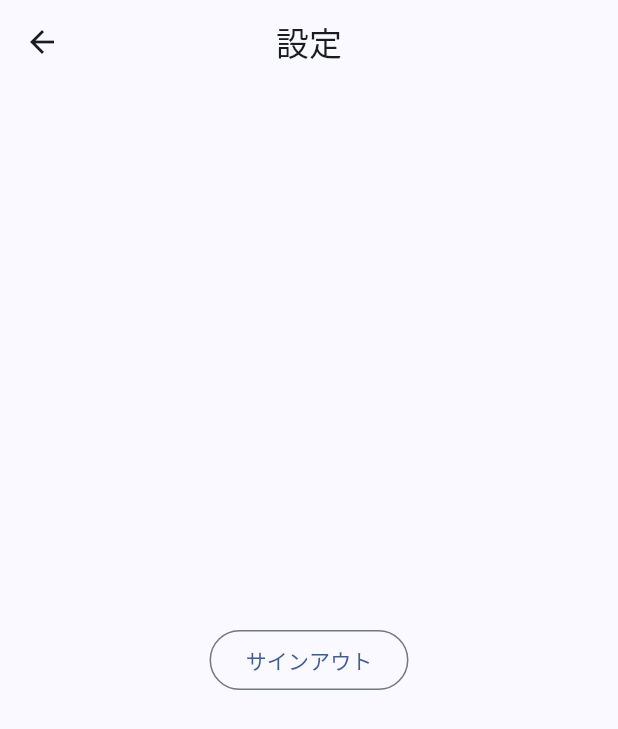
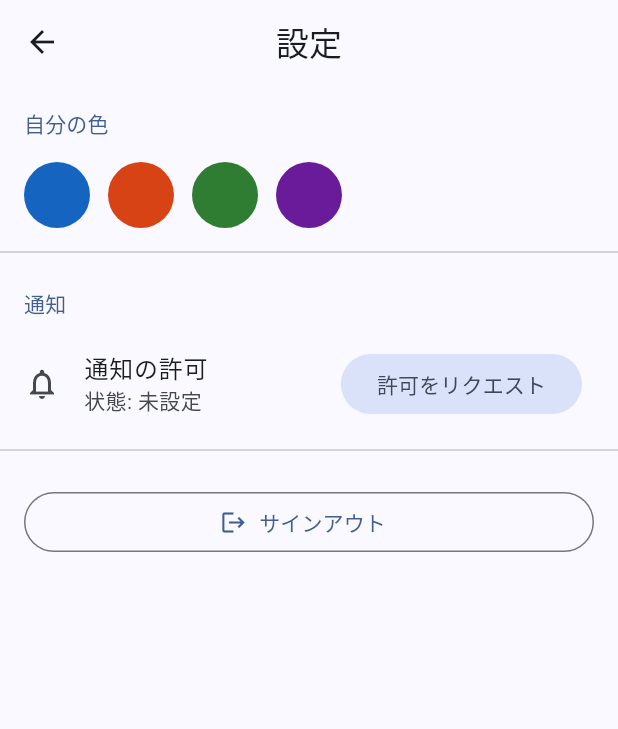
Before and after one commit to Yokochi513/KanSuke, a Flutter app: the SettingsScreen screen opened by its route, on a phone screen of 412 x 824 dp. Shown: the top 729 px of the screen. Run offline on Flutter 3.47's test engine with Material 3 defaults, Android fonts, the phone set to English and light mode, and no system bars; our stand-ins replace cloud_firestore, firebase_auth, firebase_core, flutter_riverpod, google_sign_in, sign_in_with_apple and 1 more; accounts and stored records are empty.

Commit message:
feat: 設定画面を実装 (#12)
自分の識別色の変更、通知許可の状態表示・要求導線、サインアウトを提供する
（FR-2 / FR-5 / NFR-4、基本設計 §6.1・§2.2）。

- 自分の users/{uid}.color をパレットから変更（本人のみ更新可）
- UserRepository.updateColor / currentUserProvider を追加
- 通知許可の状態表示と要求導線。実 FCM 連携は差し替え可能な
  NotificationPermissionGateway で抽象化し、本Issueはスタブ（実装は #13）
- サインアウト
- Color↔#RRGGBB 変換ユーティリティ hexFromColor を追加

Co-Authored-By: Claude Opus 4.8 <noreply@anthropic.com>

```diff
--- a/lib/features/settings/presentation/settings_screen.dart
+++ b/lib/features/settings/presentation/settings_screen.dart
@@ -1,8 +1,15 @@
 import 'package:flutter/material.dart';
 import 'package:flutter_riverpod/flutter_riverpod.dart';
 
+import '../../../app/theme.dart';
+import '../../../core/color_utils.dart';
 import '../../auth/application/auth_state.dart';
+import '../../users/application/user_providers.dart';
+import '../application/notification_permission.dart';
 
+/// 設定画面（FR-2 / FR-5 / NFR-4、基本設計 §6.1・§2.2）。
+///
+/// 自分の識別色の変更、通知許可の状態表示・要求導線、サインアウトを提供する。
 class SettingsScreen extends ConsumerWidget {
   const SettingsScreen({super.key});
 
@@ -10,15 +17,152 @@ class SettingsScreen extends ConsumerWidget {
   Widget build(BuildContext context, WidgetRef ref) {
     return Scaffold(
       appBar: AppBar(title: const Text('設定')),
-      body: Center(
-        child: OutlinedButton(
-          onPressed: () async {
-            Navigator.popUntil(context, (route) => route.isFirst);
-            await ref.read(authActionControllerProvider.notifier).signOut();
-          },
-          child: const Text('サインアウト'),
+      body: ListView(
+        children: const [
+          _SectionHeader('自分の色'),
+          _ColorSection(),
+          Divider(),
+          _SectionHeader('通知'),
+          _NotificationSection(),
+          Divider(),
+          _SignOutSection(),
+        ],
+      ),
+    );
+  }
+}
+
+class _SectionHeader extends StatelessWidget {
+  const _SectionHeader(this.title);
+
+  final String title;
+
+  @override
+  Widget build(BuildContext context) {
+    return Padding(
+      padding: const EdgeInsets.fromLTRB(16, 16, 16, 8),
+      child: Text(
+        title,
+        style: Theme.of(context).textTheme.titleSmall?.copyWith(
+          color: Theme.of(context).colorScheme.primary,
         ),
       ),
     );
   }
 }
+
+/// 自分の識別色を選ぶ（本人のみ更新可、FR-2 / §2.2）。
+class _ColorSection extends ConsumerWidget {
+  const _ColorSection();
+
+  @override
+  Widget build(BuildContext context, WidgetRef ref) {
+    final uid = ref.watch(currentUidProvider);
+    final currentColorHex = ref.watch(currentUserProvider).asData?.value?.color;
+
+    return Padding(
+      padding: const EdgeInsets.symmetric(horizontal: 16, vertical: 8),
+      child: Wrap(
+        spacing: 12,
+        runSpacing: 12,
+        children: [
+          for (final color in MemberColors.palette)
+            _ColorSwatch(
+              color: color,
+              selected:
+                  currentColorHex != null &&
+                  colorFromHex(currentColorHex).toARGB32() == color.toARGB32(),
+              onTap: uid == null
+                  ? null
+                  : () => ref
+                        .read(userRepositoryProvider)
+                        .updateColor(uid, hexFromColor(color)),
+            ),
+        ],
+      ),
+    );
+  }
+}
+
+class _ColorSwatch extends StatelessWidget {
+  const _ColorSwatch({
+    required this.color,
+    required this.selected,
+    required this.onTap,
+  });
+
+  final Color color;
+  final bool selected;
+  final VoidCallback? onTap;
+
+  @override
+  Widget build(BuildContext context) {
+    return InkResponse(
+      onTap: onTap,
+      child: Container(
+        width: 44,
+        height: 44,
+        decoration: BoxDecoration(
+          color: color,
+          shape: BoxShape.circle,
+          border: Border.all(
+            color: selected
+                ? Theme.of(context).colorScheme.onSurface
+                : Colors.transparent,
+            width: 3,
+          ),
+        ),
+        child: selected ? const Icon(Icons.check, color: Colors.white) : null,
+      ),
+    );
+  }
+}
+
+/// 通知許可の状態表示と要求導線（実トークン登録は #13）。
+class _NotificationSection extends ConsumerWidget {
+  const _NotificationSection();
+
+  @override
+  Widget build(BuildContext context, WidgetRef ref) {
+    final permission = ref.watch(notificationPermissionProvider);
+    final statusLabel = permission.asData?.value.label ?? '確認中…';
+
+    return Column(
+      children: [
+        ListTile(
+          leading: const Icon(Icons.notifications_outlined),
+          title: const Text('通知の許可'),
+          subtitle: Text('状態: $statusLabel'),
+          trailing: FilledButton.tonal(
+            onPressed: permission.isLoading
+                ? null
+                : () => ref
+                      .read(notificationPermissionProvider.notifier)
+                      .request(),
+            child: const Text('許可をリクエスト'),
+          ),
+        ),
+      ],
+    );
+  }
+}
+
+class _SignOutSection extends ConsumerWidget {
+  const _SignOutSection();
+
+  @override
+  Widget build(BuildContext context, WidgetRef ref) {
+    return Padding(
+      padding: const EdgeInsets.all(16),
+      child: OutlinedButton.icon(
+        onPressed: () async {
+          // 先に元画面へ戻してからサインアウトする（未認証で設定画面を残さない）。
+          Navigator.popUntil(context, (route) => route.isFirst);
+          await ref.read(authActionControllerProvider.notifier).signOut();
+        },
+        icon: const Icon(Icons.logout),
+        label: const Text('サインアウト'),
+      ),
+    );
+  }
+}
--- a/lib/features/users/application/user_providers.dart
+++ b/lib/features/users/application/user_providers.dart
@@ -2,10 +2,20 @@ import 'package:flutter_riverpod/flutter_riverpod.dart';
 
 import '../../../core/firebase_providers.dart';
 import '../../../models/models.dart';
+import '../../auth/application/auth_state.dart';
 import '../data/user_repository.dart';
 
 final userRepositoryProvider = Provider<UserRepository>((ref) {
   return UserRepository(firestore: ref.watch(firestoreProvider));
+});
+
+/// サインイン中の自分のユーザードキュメント（FR-2 の識別色など）。
+final currentUserProvider = StreamProvider<User?>((ref) {
+  final uid = ref.watch(currentUidProvider);
+  if (uid == null) {
+    return Stream.value(null);
+  }
+  return ref.watch(userRepositoryProvider).watchUser(uid);
 });
 
 /// 家族メンバー一覧（FR-2 の色・名前）。予定表示のマスタとして購読する。
```
Also changed, not shown: lib/core/color_utils.dart (+8 -0 lines), lib/features/settings/application/notification_permission.dart (added, +64 -0 lines), lib/features/users/data/user_repository.dart (+10 -0 lines), 1 other file.
